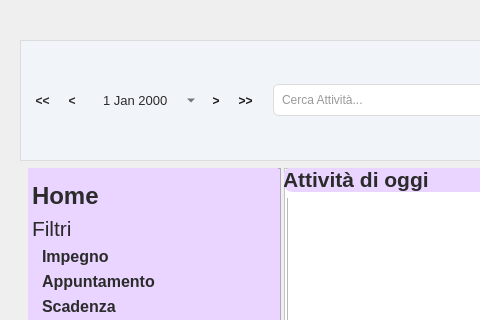
Old version of the form src/model/mainwindow.ui in the repository antotuf06/Progetto-PaO2026; both pictures show x 0 to 480 and y 0 to 320 of the 1206 by 756 pixel window.
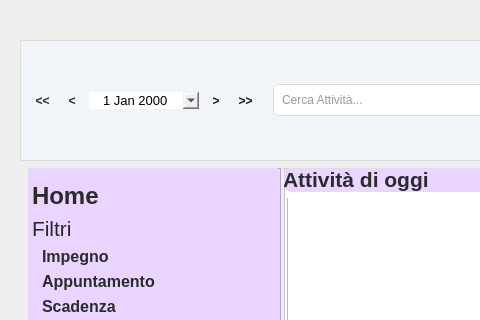
New version of the form. Icons and pictures are not drawn.

What changed in the file:
```diff
--- a/src/model/mainwindow.ui
+++ b/src/model/mainwindow.ui
@@ -789,9 +789,60 @@
              <bool>true</bool>
             </property>
             <property name="styleSheet">
-             <string notr="true">color: #2b2b2b;
-border: none; background: transparent;
-font-weight: regular;</string>
+             <string notr="true">QCalendarWidget QToolButton {
+    color: #333333;
+    background-color: transparent;
+    border-radius: 4px;
+    font-weight: bold;
+    padding: 4px;
+}
+
+QCalendarWidget QToolButton:hover {
+    background-color: #e9d5ff;
+}
+
+QCalendarWidget QToolButton:pressed {
+    background-color: #d8b4fe;
+}
+
+QCalendarWidget QMenu {
+    background-color: #ffffff;
+    color: #333333;
+    border: 1px solid #dcdcdc;
+}
+
+QCalendarWidget QSpinBox {
+    background-color: transparent;
+    color: #333333;
+    border: none;
+    selection-background-color: #e9d5ff;
+    selection-color: #333333;
+}
+
+QCalendarWidget QTableView {
+    background-color: #ffffff;
+    selection-background-color: #a855f7;
+    selection-color: #ffffff;
+    border: none;
+    outline: 0px;
+}
+
+QCalendarWidget QAbstractItemView:enabled {
+    color: #333333;
+}
+
+QCalendarWidget QAbstractItemView:disabled {
+    color: #94a3b8;
+}
+
+QCalendarWidget QTableView QHeaderView::section {
+    background-color: #f1f5f9;
+    color: #333333; 
+    border: none;
+    border-bottom: 1px solid #dcdcdc;
+    padding: 4px;
+    font-weight: 500;
+}</string>
             </property>
             <property name="alignment">
              <set>Qt::AlignmentFlag::AlignCenter</set>
```
